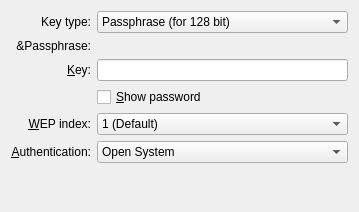
Before: the Qt Designer form libs/ui/security/wep.ui in KDE/networkmanagement, drawn with Qt 5.
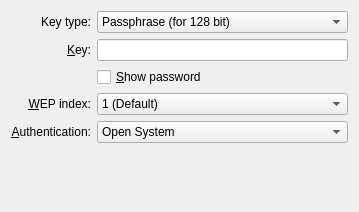
After: the same form once the commit is applied. Custom widgets are drawn as their Qt base class.

Commit message:
fix the WEP widget
do not show/hide the key/pass labels (leads to broken layout),
reuse one label instead

Patch:
```diff
--- a/libs/ui/security/wep.ui
+++ b/libs/ui/security/wep.ui
@@ -38,7 +38,7 @@
      </item>
     </widget>
    </item>
-   <item row="2" column="2">
+   <item row="1" column="2">
     <widget class="KLineEdit" name="key">
      <property name="inputMask">
       <string notr="true"/>
@@ -48,7 +48,7 @@
      </property>
     </widget>
    </item>
-   <item row="4" column="0" colspan="2">
+   <item row="3" column="0" colspan="2">
     <widget class="QLabel" name="weptxkeyindexLabel">
      <property name="text">
       <string>&amp;WEP index:</string>
@@ -61,7 +61,7 @@
      </property>
     </widget>
    </item>
-   <item row="4" column="2">
+   <item row="3" column="2">
     <widget class="KComboBox" name="weptxkeyindex">
      <item>
       <property name="text">
@@ -85,7 +85,7 @@
      </item>
     </widget>
    </item>
-   <item row="5" column="0" colspan="2">
+   <item row="4" column="0" colspan="2">
     <widget class="QLabel" name="authalgLabel">
      <property name="text">
       <string>&amp;Authentication:</string>
@@ -98,7 +98,7 @@
      </property>
     </widget>
    </item>
-   <item row="5" column="2">
+   <item row="4" column="2">
     <widget class="KComboBox" name="authalg">
      <item>
       <property name="text">
@@ -112,7 +112,7 @@
      </item>
     </widget>
    </item>
-   <item row="2" column="1">
+   <item row="1" column="1">
     <widget class="QLabel" name="keyLabel">
      <property name="text">
       <string>&amp;Key:</string>
@@ -125,7 +125,7 @@
      </property>
     </widget>
    </item>
-   <item row="7" column="2">
+   <item row="6" column="2">
     <spacer name="verticalSpacer">
      <property name="orientation">
       <enum>Qt::Vertical</enum>
@@ -138,17 +138,7 @@
      </property>
     </spacer>
    </item>
-   <item row="1" column="0" colspan="2">
-    <widget class="QLabel" name="passphraseLabel">
-     <property name="text">
-      <string>&amp;Passphrase:</string>
-     </property>
-     <property name="alignment">
-      <set>Qt::AlignRight|Qt::AlignTrailing|Qt::AlignVCenter</set>
-     </property>
-    </widget>
-   </item>
-   <item row="3" column="2">
+   <item row="2" column="2">
     <widget class="QCheckBox" name="chkShowPass">
      <property name="text">
       <string>&amp;Show password</string>
```
The commit also changes 1 other file.
